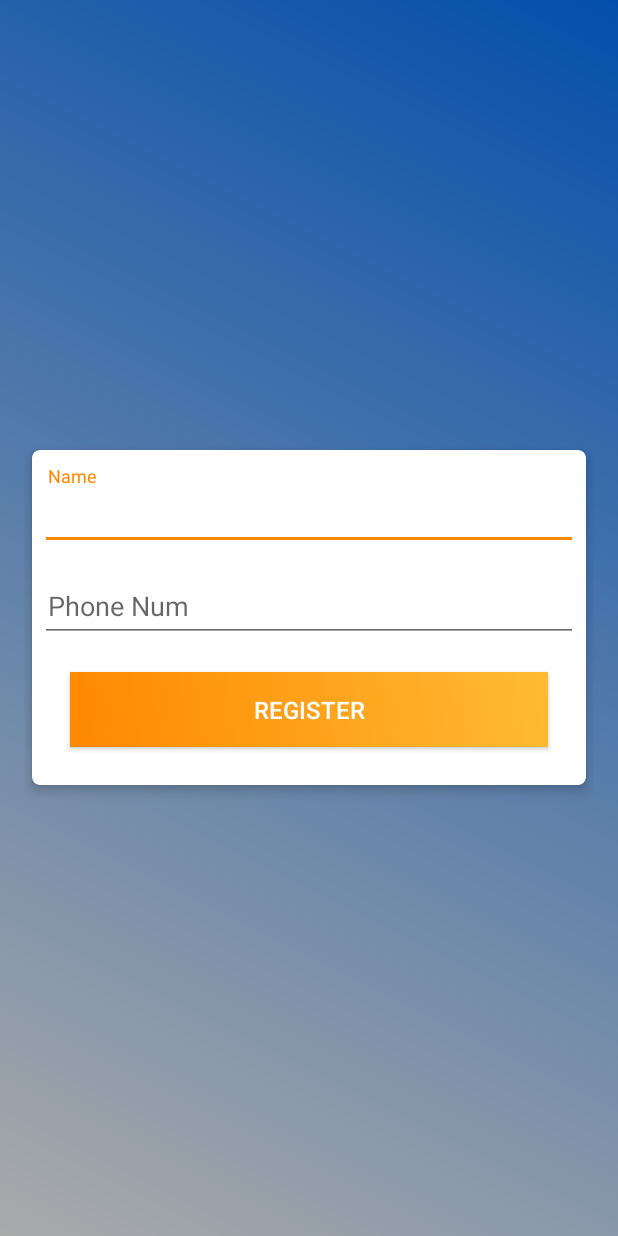
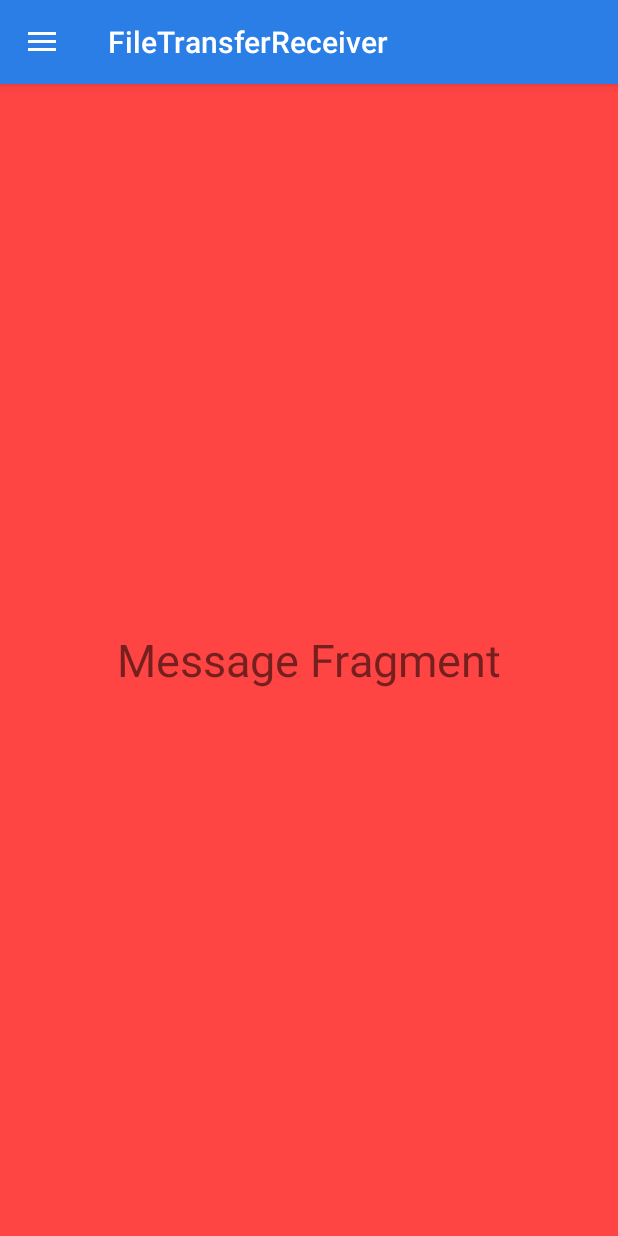
Before and after one commit to Masum95/Android_BT_Data_Receiver, an Android app: the screen it shows after launch (RegisterActivity before the commit, MainActivity after it), on a phone screen of 412 x 824 dp. Run offline under Robolectric (Android 15) with nearby library versions, the phone set to English and light mode, and no system bars.

Commit message:
fragment added

```diff
--- /dev/null
+++ b/app/src/main/java/com/samsung/android/sdk/accessory/example/filetransfer/receiver/MainActivity.java
@@ -0,0 +1,73 @@
+package com.samsung.android.sdk.accessory.example.filetransfer.receiver;
+
+
+import android.support.annotation.NonNull;
+import android.support.design.widget.NavigationView;
+import android.support.v4.view.GravityCompat;
+import android.support.v4.widget.DrawerLayout;
+import android.support.v7.app.ActionBarDrawerToggle;
+import android.support.v7.app.AppCompatActivity;
+import android.os.Bundle;
+import android.support.v7.widget.Toolbar;
+import android.view.MenuItem;
+import android.widget.Toast;
+
+public class MainActivity extends AppCompatActivity implements NavigationView.OnNavigationItemSelectedListener {
+    private DrawerLayout drawer;
+
+    @Override
+    protected void onCreate(Bundle savedInstanceState) {
+        super.onCreate(savedInstanceState);
+        setContentView(R.layout.activity_main);
+
+        Toolbar toolbar = findViewById(R.id.toolbar);
+        setSupportActionBar(toolbar);
+
+        drawer = findViewById(R.id.drawer_layout);
+        NavigationView navigationView = findViewById(R.id.nav_view);
+        navigationView.setNavigationItemSelectedListener(this);
+
+        ActionBarDrawerToggle toggle = new ActionBarDrawerToggle(this, drawer, toolbar,
+                R.string.navigation_drawer_open, R.string.navigation_drawer_close);
+        drawer.addDrawerListener(toggle);
+        toggle.syncState();
+
+        if (savedInstanceState == null) {
+            getSupportFragmentManager().beginTransaction().replace(R.id.fragment_container,
+                    new MessageFragment()).commit();
+            navigationView.setCheckedItem(R.id.nav_message);
+        }
+    }
+
+    @Override
+    public boolean onNavigationItemSelected(@NonNull MenuItem item) {
+        switch (item.getItemId()) {
+            case R.id.nav_message:
+                getSupportFragmentManager().beginTransaction().replace(R.id.fragment_container,
+                        new MessageFragment()).commit();
+                break;
+            case R.id.nav_chat:
+                getSupportFragmentManager().beginTransaction().replace(R.id.fragment_container,
+                        new ProfileRegisterActivity()).commit();
+                break;
+            case R.id.nav_share:
+                Toast.makeText(this, "Share", Toast.LENGTH_SHORT).show();
+                break;
+            case R.id.nav_send:
+                Toast.makeText(this, "Send", Toast.LENGTH_SHORT).show();
+                break;
+        }
+
+        drawer.closeDrawer(GravityCompat.START);
+        return true;
+    }
+
+    @Override
+    public void onBackPressed() {
+        if (drawer.isDrawerOpen(GravityCompat.START)) {
+            drawer.closeDrawer(GravityCompat.START);
+        } else {
+            super.onBackPressed();
+        }
+    }
+}
--- /dev/null
+++ b/app/src/main/java/com/samsung/android/sdk/accessory/example/filetransfer/receiver/MessageFragment.java
@@ -0,0 +1,18 @@
+package com.samsung.android.sdk.accessory.example.filetransfer.receiver;
+
+import android.os.Bundle;
+import android.support.annotation.Nullable;
+import android.support.v4.app.Fragment;
+import android.view.LayoutInflater;
+import android.view.View;
+import android.view.ViewGroup;
+
+
+public class MessageFragment extends Fragment {
+
+    @Nullable
+    @Override
+    public View onCreateView(LayoutInflater inflater, @Nullable ViewGroup container, @Nullable Bundle savedInstanceState) {
+        return inflater.inflate(R.layout.fragment_message, container, false);
+    }
+}
--- /dev/null
+++ b/app/src/main/res/layout/activity_main.xml
@@ -0,0 +1,41 @@
+<?xml version="1.0" encoding="utf-8"?>
+<android.support.v4.widget.DrawerLayout xmlns:android="http://schemas.android.com/apk/res/android"
+    xmlns:app="http://schemas.android.com/apk/res-auto"
+    xmlns:tools="http://schemas.android.com/tools"
+    android:id="@+id/drawer_layout"
+    android:layout_width="match_parent"
+    android:layout_height="match_parent"
+    android:fitsSystemWindows="true"
+    tools:context="com.samsung.android.sdk.accessory.example.filetransfer.receiver.MainActivity"
+    tools:openDrawer="start">
+
+    <LinearLayout
+        android:layout_width="match_parent"
+        android:layout_height="match_parent"
+        android:orientation="vertical">
+
+        <android.support.v7.widget.Toolbar
+            android:id="@+id/toolbar"
+            android:layout_width="match_parent"
+            android:layout_height="?attr/actionBarSize"
+            android:background="@color/colorPrimary"
+            android:elevation="4dp"
+            android:theme="@style/ThemeOverlay.AppCompat.Dark.ActionBar"
+            app:popupTheme="@style/ThemeOverlay.AppCompat.Light" />
+
+        <FrameLayout
+            android:id="@+id/fragment_container"
+            android:layout_width="match_parent"
+            android:layout_height="match_parent" />
+
+    </LinearLayout>
+
+    <android.support.design.widget.NavigationView
+        android:id="@+id/nav_view"
+        android:layout_width="wrap_content"
+        android:layout_height="match_parent"
+        android:layout_gravity="start"
+        app:headerLayout="@layout/nav_header"
+        app:menu="@menu/drawer_menu" />
+
+</android.support.v4.widget.DrawerLayout>
--- /dev/null
+++ b/app/src/main/res/layout/fragment_message.xml
@@ -0,0 +1,14 @@
+<?xml version="1.0" encoding="utf-8"?>
+<RelativeLayout xmlns:android="http://schemas.android.com/apk/res/android"
+    android:layout_width="match_parent"
+    android:layout_height="match_parent"
+    android:background="@android:color/holo_red_light">
+
+    <TextView
+        android:layout_width="wrap_content"
+        android:layout_height="wrap_content"
+        android:layout_centerInParent="true"
+        android:text="Message Fragment"
+        android:textSize="30sp" />
+
+</RelativeLayout>
--- /dev/null
+++ b/app/src/main/res/menu/drawer_menu.xml
@@ -0,0 +1,31 @@
+<?xml version="1.0" encoding="utf-8"?>
+<menu xmlns:android="http://schemas.android.com/apk/res/android"
+    xmlns:tools="http://schemas.android.com/tools"
+    tools:showIn="navigation_view">
+    <group android:checkableBehavior="single">
+        <item
+            android:id="@+id/nav_message"
+            android:icon="@drawable/ic_medicine"
+            android:title="Message" />
+        <item
+            android:id="@+id/nav_chat"
+            android:icon="@drawable/ic_medicine"
+            android:title="Chat" />
+        <item
+            android:id="@+id/nav_profile"
+            android:icon="@drawable/ic_medicine"
+            android:title="Profile" />
+    </group>
+    <item android:title="Communicate">
+        <menu>
+            <item
+                android:id="@+id/nav_share"
+                android:icon="@drawable/ic_medicine"
+                android:title="Share" />
+            <item
+                android:id="@+id/nav_send"
+                android:icon="@drawable/ic_medicine"
+                android:title="Send" />
+        </menu>
+    </item>
+</menu>
--- a/app/src/main/res/values/strings.xml
+++ b/app/src/main/res/values/strings.xml
@@ -46,4 +46,8 @@
         <item>O-</item>
     </string-array>
 
+
+    <string name="navigation_drawer_open">Open navigation drawer</string>
+    <string name="navigation_drawer_close">Close navigation drawer</string>
+
 </resources>
```
Also changed, not shown: app/src/main/AndroidManifest.xml (+15 -5 lines), app/src/main/java/com/samsung/android/sdk/accessory/example/filetransfer/receiver/ChatFragment.java (added, +19 -0 lines), app/src/main/res/layout/fragment_chat.xml (added, +14 -0 lines), app/src/main/res/layout/nav_header.xml (added, +28 -0 lines), app/src/main/res/values/styles.xml (+7 -3 lines).
